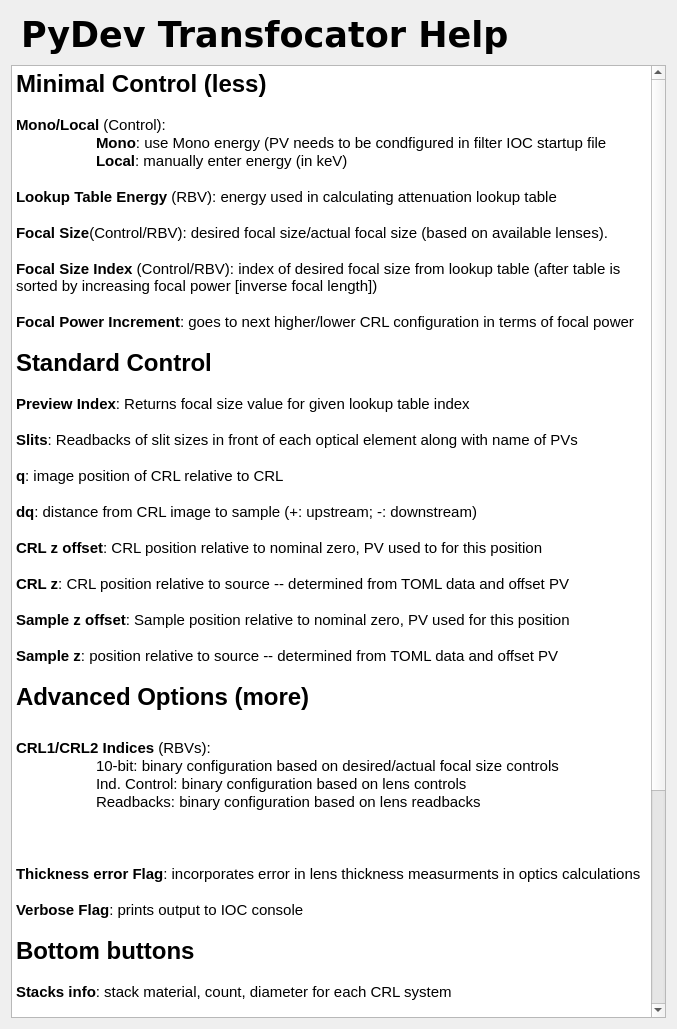
Qt form 100idPyCRLApp/op/ui/pydev_transfocator_1x_help.ui (BCDA-APS/pydeviceCRL) before a commit.
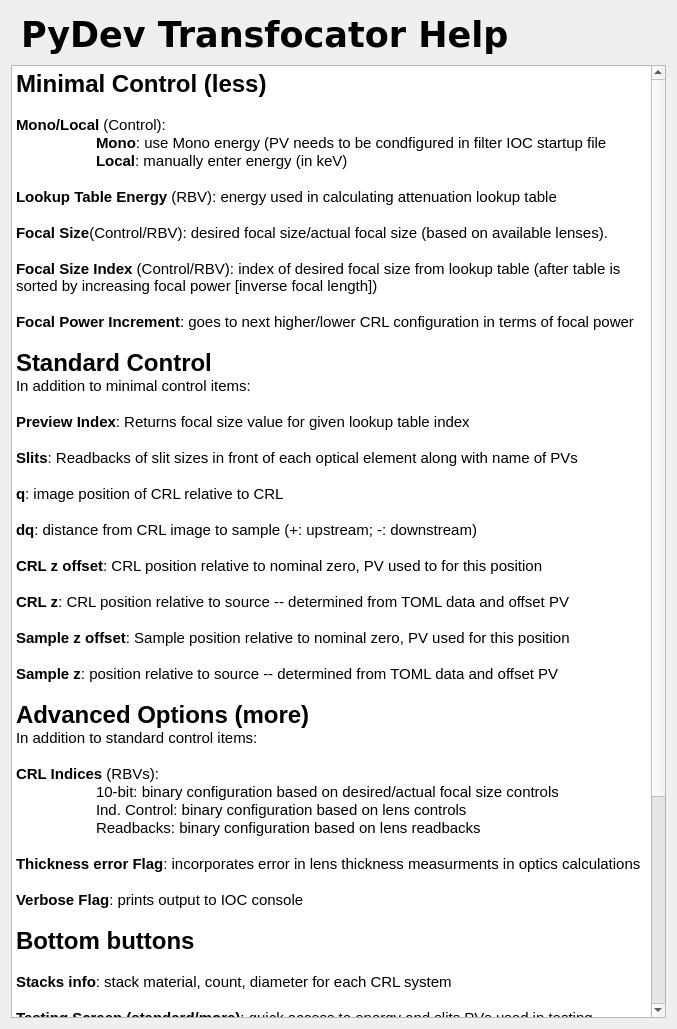
The same form after that commit. Custom widgets are drawn as their Qt base class.

What changed in the file:
```diff
--- a/100idPyCRLApp/op/ui/pydev_transfocator_1x_help.ui
+++ b/100idPyCRLApp/op/ui/pydev_transfocator_1x_help.ui
@@ -140,6 +140,7 @@
 &lt;p style=&quot; margin-top:0px; margin-bottom:0px; margin-left:0px; margin-right:0px; -qt-block-indent:0; text-indent:0px;&quot;&gt;&lt;span style=&quot; font-weight:600;&quot;&gt;Focal Power Increment&lt;/span&gt;: goes to next higher/lower CRL configuration in terms of focal power&lt;/p&gt;
 &lt;p style=&quot;-qt-paragraph-type:empty; margin-top:0px; margin-bottom:0px; margin-left:0px; margin-right:0px; -qt-block-indent:0; text-indent:0px;&quot;&gt;&lt;br /&gt;&lt;/p&gt;
 &lt;p style=&quot; margin-top:0px; margin-bottom:0px; margin-left:0px; margin-right:0px; -qt-block-indent:0; text-indent:0px;&quot;&gt;&lt;span style=&quot; font-size:18pt; font-weight:600;&quot;&gt;Standard Control&lt;/span&gt;&lt;/p&gt;
+&lt;p style=&quot; margin-top:0px; margin-bottom:0px; margin-left:0px; margin-right:0px; -qt-block-indent:0; text-indent:0px;&quot;&gt;In addition to minimal control items:&lt;/p&gt;
 &lt;p style=&quot;-qt-paragraph-type:empty; margin-top:0px; margin-bottom:0px; margin-left:0px; margin-right:0px; -qt-block-indent:0; text-indent:0px;&quot;&gt;&lt;br /&gt;&lt;/p&gt;
 &lt;p style=&quot; margin-top:0px; margin-bottom:0px; margin-left:0px; margin-right:0px; -qt-block-indent:0; text-indent:0px;&quot;&gt;&lt;span style=&quot; font-weight:600;&quot;&gt;Preview Index&lt;/span&gt;: Returns focal size value for given lookup table index&lt;/p&gt;
 &lt;p style=&quot;-qt-paragraph-type:empty; margin-top:0px; margin-bottom:0px; margin-left:0px; margin-right:0px; -qt-block-indent:0; text-indent:0px; font-weight:600;&quot;&gt;&lt;br /&gt;&lt;/p&gt;
@@ -158,14 +159,13 @@
 &lt;p style=&quot; margin-top:0px; margin-bottom:0px; margin-left:0px; margin-right:0px; -qt-block-indent:0; text-indent:0px;&quot;&gt;&lt;span style=&quot; font-weight:600;&quot;&gt;Sample z&lt;/span&gt;: position relative to source -- determined from TOML data and offset PV&lt;/p&gt;
 &lt;p style=&quot;-qt-paragraph-type:empty; margin-top:0px; margin-bottom:0px; margin-left:0px; margin-right:0px; -qt-block-indent:0; text-indent:0px;&quot;&gt;&lt;br /&gt;&lt;/p&gt;
 &lt;p style=&quot; margin-top:0px; margin-bottom:0px; margin-left:0px; margin-right:0px; -qt-block-indent:0; text-indent:0px;&quot;&gt;&lt;span style=&quot; font-size:18pt; font-weight:600;&quot;&gt;Advanced Options (more)&lt;/span&gt;&lt;/p&gt;
-&lt;p style=&quot;-qt-paragraph-type:empty; margin-top:0px; margin-bottom:0px; margin-left:0px; margin-right:0px; -qt-block-indent:0; text-indent:0px; font-size:18pt; font-weight:600;&quot;&gt;&lt;br /&gt;&lt;/p&gt;
-&lt;p style=&quot; margin-top:0px; margin-bottom:0px; margin-left:0px; margin-right:0px; -qt-block-indent:0; text-indent:0px;&quot;&gt;&lt;span style=&quot; font-weight:600;&quot;&gt;CRL1/CRL2 Indices&lt;/span&gt; (RBVs):&lt;/p&gt;
+&lt;p style=&quot; margin-top:0px; margin-bottom:0px; margin-left:0px; margin-right:0px; -qt-block-indent:0; text-indent:0px;&quot;&gt;In addition to standard control items:&lt;/p&gt;
+&lt;p style=&quot;-qt-paragraph-type:empty; margin-top:0px; margin-bottom:0px; margin-left:0px; margin-right:0px; -qt-block-indent:0; text-indent:0px;&quot;&gt;&lt;br /&gt;&lt;/p&gt;
+&lt;p style=&quot; margin-top:0px; margin-bottom:0px; margin-left:0px; margin-right:0px; -qt-block-indent:0; text-indent:0px;&quot;&gt;&lt;span style=&quot; font-weight:600;&quot;&gt;CRL Indices&lt;/span&gt; (RBVs):&lt;/p&gt;
 &lt;p style=&quot; margin-top:0px; margin-bottom:0px; margin-left:0px; margin-right:0px; -qt-block-indent:0; text-indent:0px;&quot;&gt;	10-bit: binary configuration based on desired/actual focal size controls&lt;/p&gt;
 &lt;p style=&quot; margin-top:0px; margin-bottom:0px; margin-left:0px; margin-right:0px; -qt-block-indent:0; text-indent:0px;&quot;&gt;	Ind. Control: binary configuration based on lens controls&lt;/p&gt;
 &lt;p style=&quot; margin-top:0px; margin-bottom:0px; margin-left:0px; margin-right:0px; -qt-block-indent:0; text-indent:0px;&quot;&gt;	Readbacks: binary configuration based on lens readbacks&lt;/p&gt;
 &lt;p style=&quot;-qt-paragraph-type:empty; margin-top:0px; margin-bottom:0px; margin-left:0px; margin-right:0px; -qt-block-indent:0; text-indent:0px;&quot;&gt;&lt;br /&gt;&lt;/p&gt;
-&lt;p style=&quot;-qt-paragraph-type:empty; margin-top:0px; margin-bottom:0px; margin-left:0px; margin-right:0px; -qt-block-indent:0; text-indent:0px;&quot;&gt;&lt;br /&gt;&lt;/p&gt;
-&lt;p style=&quot;-qt-paragraph-type:empty; margin-top:0px; margin-bottom:0px; margin-left:0px; margin-right:0px; -qt-block-indent:0; text-indent:0px;&quot;&gt;&lt;br /&gt;&lt;/p&gt;
 &lt;p style=&quot; margin-top:0px; margin-bottom:0px; margin-left:0px; margin-right:0px; -qt-block-indent:0; text-indent:0px;&quot;&gt;&lt;span style=&quot; font-weight:600;&quot;&gt;Thickness error Flag&lt;/span&gt;: incorporates error in lens thickness measurments in optics calculations&lt;/p&gt;
 &lt;p style=&quot;-qt-paragraph-type:empty; margin-top:0px; margin-bottom:0px; margin-left:0px; margin-right:0px; -qt-block-indent:0; text-indent:0px;&quot;&gt;&lt;br /&gt;&lt;/p&gt;
 &lt;p style=&quot; margin-top:0px; margin-bottom:0px; margin-left:0px; margin-right:0px; -qt-block-indent:0; text-indent:0px;&quot;&gt;&lt;span style=&quot; font-weight:600;&quot;&gt;Verbose Flag&lt;/span&gt;: prints output to IOC console&lt;/p&gt;
```
